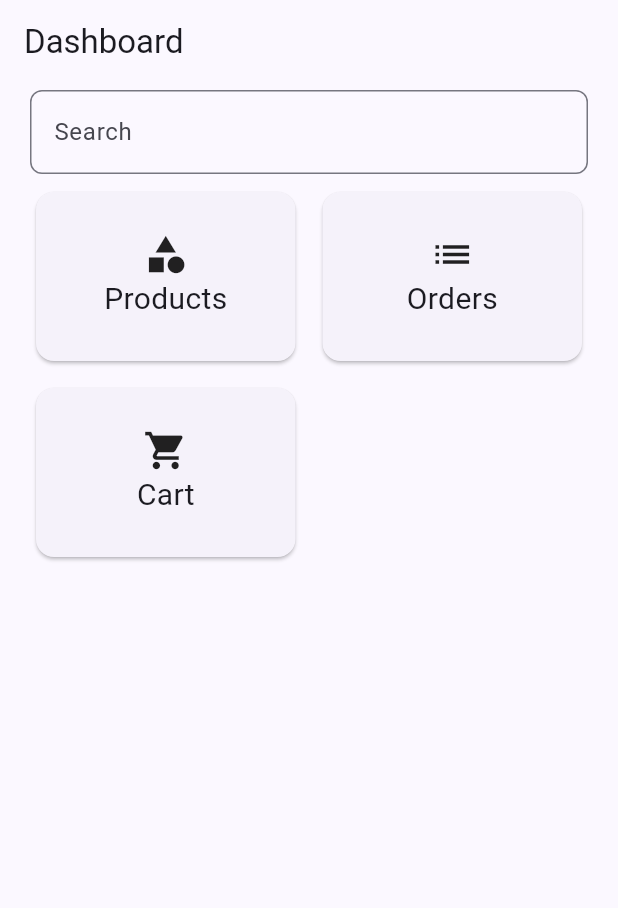
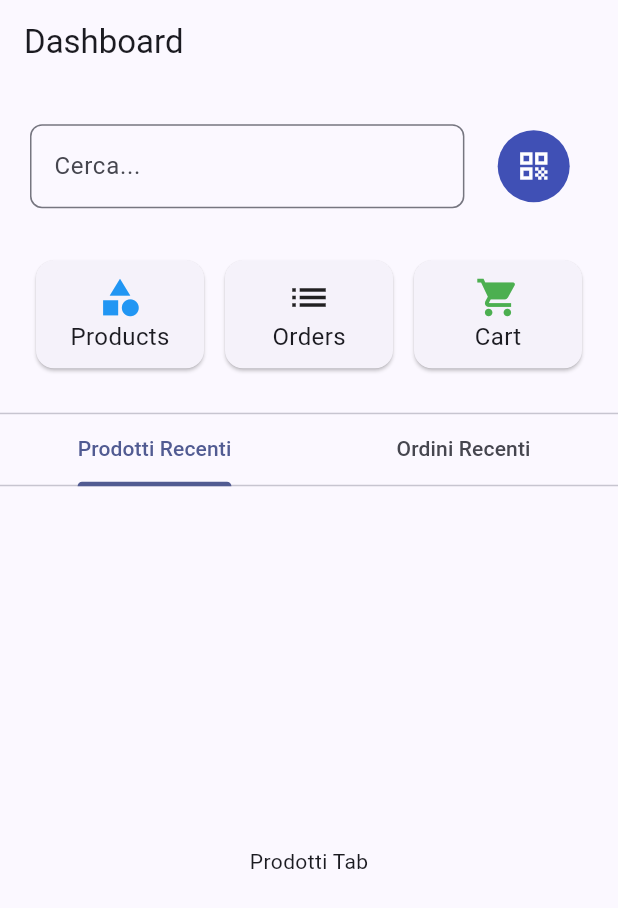
Before and after one commit to balfaz/cfa_commerciali, a Flutter app: the screen it shows after launch, on a phone screen of 412 x 824 dp. Shown: the top 908 px of the screen. Run offline on Flutter 3.47's test engine with Material 3 defaults, Android fonts, the phone set to English and light mode, and no system bars; our stand-ins replace flutter_riverpod, go_router, sqflite; accounts and stored records are empty.

Commit message:
dashboard quasi finita e iniziato il disegno della servizio di scrittura db

```diff
--- /dev/null
+++ b/lib/custom_theme/widget_custom_color.dart
@@ -0,0 +1,4 @@
+import 'dart:ui';
+
+const Color colorBckGIconButton = Color(0xFF4050b5);
+const Color colorIconButton = Color(0xFFffffff);
--- a/lib/dashboard/dashboard_screen.dart
+++ b/lib/dashboard/dashboard_screen.dart
@@ -1,11 +1,7 @@
+import 'package:cfa_commercial/custom_theme/widget_custom_color.dart';
+import 'package:cfa_commercial/routes/routes.dart';
 import 'package:flutter/material.dart';
 import 'package:flutter_riverpod/flutter_riverpod.dart';
-
-final List<Map<String, dynamic>> opzioni = [
-  {'name': 'Products', 'icon': Icon(Icons.category, size: 30)},
-  {'name': 'Orders', 'icon': Icon(Icons.list, size: 30)},
-  {'name': 'Cart', 'icon': Icon(Icons.shopping_cart, size: 30)},
-];
 
 class DashboardScreen extends ConsumerWidget {
   const DashboardScreen({super.key});
@@ -14,38 +10,93 @@ class DashboardScreen extends ConsumerWidget {
   Widget build(BuildContext context, WidgetRef ref) {
     return Scaffold(
       appBar: AppBar(title: const Text('Dashboard')),
-      body: Column(children: [searchBar(), grigliOpz()]),
+      body: Column(
+        children: [
+          Expanded(flex: 1, child: searchBar()),
+          Expanded(flex: 1, child: grigliOpz(ref)),
+          Divider(height: 1),
+          Expanded(flex: 5, child: tabsDashboard()),
+        ],
+      ),
     );
   }
 
   Widget searchBar() {
     return Padding(
       padding: const EdgeInsets.symmetric(horizontal: 20, vertical: 4),
-      child: SizedBox(
+      child: Row(
+        mainAxisAlignment: MainAxisAlignment.spaceBetween,
+        children: [
+          Expanded(
+            flex: 4,
             child: TextField(
               decoration: InputDecoration(
-            hintText: 'Search',
-            border: OutlineInputBorder(borderRadius: BorderRadius.circular(8)),
+                hintText: 'Cerca...',
+                border: OutlineInputBorder(
+                  borderRadius: BorderRadius.circular(8),
                 ),
               ),
+            ),
+          ),
+          const SizedBox(width: 10),
+          Expanded(
+            flex: 1,
+            child: Container(
+              decoration: BoxDecoration(
+                shape: BoxShape.circle,
+                color: colorBckGIconButton,
+              ),
+              child: IconButton(
+                onPressed: () {
+                  // Action for the button
+                },
+                icon: const Icon(Icons.qr_code, color: colorIconButton),
+              ),
+            ),
+          ),
+        ],
       ),
     );
   }
 
-  Widget grigliOpz() {
-    return Expanded(
-      child: Padding(
+  Widget grigliOpz(WidgetRef ref) {
+    final appRoute = ref.watch(appRouterProvider);
+    final List<Map<String, dynamic>> opzioni = [
+      {
+        'name': 'Products',
+        'icon': Icon(Icons.category, size: 30, color: Colors.blue),
+        'action': () => appRoute.push('/catalog'),
+      },
+      {
+        'name': 'Orders',
+        'icon': Icon(Icons.list, size: 30),
+        'action': () => appRoute.push('/orders'),
+      },
+      {
+        'name': 'Cart',
+        'icon': Icon(Icons.shopping_cart, size: 30, color: Colors.green),
+        'action': () => print('Cart'),
+      },
+    ];
+
+    return Padding(
       padding: EdgeInsets.symmetric(horizontal: 20, vertical: 4),
       child: GridView.builder(
         gridDelegate: const SliverGridDelegateWithFixedCrossAxisCount(
-            crossAxisCount: 2,
+          crossAxisCount: 3,
           childAspectRatio: 1.5,
-            crossAxisSpacing: 10,
+          crossAxisSpacing: 6,
           mainAxisSpacing: 10,
         ),
         itemCount: opzioni.length,
         itemBuilder: (context, index) {
-            return Card(
+          return InkWell(
+            onTap: () {
+              if (opzioni[index]['action'] != null) {
+                opzioni[index]['action']();
+              }
+            },
+            child: Card(
               child: Center(
                 child: Column(
                   mainAxisAlignment: MainAxisAlignment.center,
@@ -53,14 +104,36 @@ class DashboardScreen extends ConsumerWidget {
                     opzioni[index]['icon'],
                     Text(
                       '${opzioni[index]['name']}',
-                      style: const TextStyle(fontSize: 20),
+                      style: const TextStyle(fontSize: 16),
                     ),
                   ],
+                ),
               ),
             ),
           );
         },
       ),
+    );
+  }
+
+  Widget tabsDashboard() {
+    return DefaultTabController(
+      length: 2,
+      initialIndex: 0,
+      child: Column(
+        children: [
+          const TabBar(
+            tabs: [Tab(text: 'Prodotti Recenti'), Tab(text: 'Ordini Recenti')],
+          ),
+          Expanded(
+            child: TabBarView(
+              children: [
+                Center(child: Text('Prodotti Tab')),
+                Center(child: Text('Orders Tab')),
+              ],
+            ),
+          ),
+        ],
       ),
     );
   }
--- /dev/null
+++ b/lib/dashboard/providers/tabs_provider.dart
@@ -0,0 +1,5 @@
+//todo implement provider list last products actions
+
+
+
+//todo implement provider list last orders actions
--- a/lib/routes/routes.dart
+++ b/lib/routes/routes.dart
@@ -1,4 +1,6 @@
 import 'package:cfa_commercial/dashboard/dashboard_screen.dart';
+import 'package:cfa_commercial/routes/orders_routes.dart';
+import 'package:cfa_commercial/routes/products_routes.dart';
 import 'package:flutter/cupertino.dart';
 import 'package:flutter_riverpod/flutter_riverpod.dart';
 import 'package:go_router/go_router.dart';
@@ -13,6 +15,8 @@ final appRouterProvider = Provider<GoRouter>((ref) {
     routes: [
       //Todo: implementare inizio navigazione con login
       GoRoute(path: '/', builder: (context, state) => const DashboardScreen()),
+      ...productRoutes(),
+      ...orderRoutes(),
     ],
   );
 });
```
Also changed, not shown: lib/data/database/products_controllers.dart (added, +224 -0 lines), lib/data/database/service_database.dart (added, +110 -0 lines), lib/order/order_screen.dart (added, +19 -0 lines), lib/products/catalog_screen.dart (added, +14 -0 lines), lib/routes/orders_routes.dart (added, +13 -0 lines), lib/routes/products_routes.dart (added, +13 -0 lines), lib/data/database/cart_controller.dart (added), lib/data/database/client_controller.dart (added), lib/data/database/orders_controllers.dart (added), lib/routes/cart_routes.dart (added), 2 other files. Lines whose indentation alone changed are shown as unchanged.
